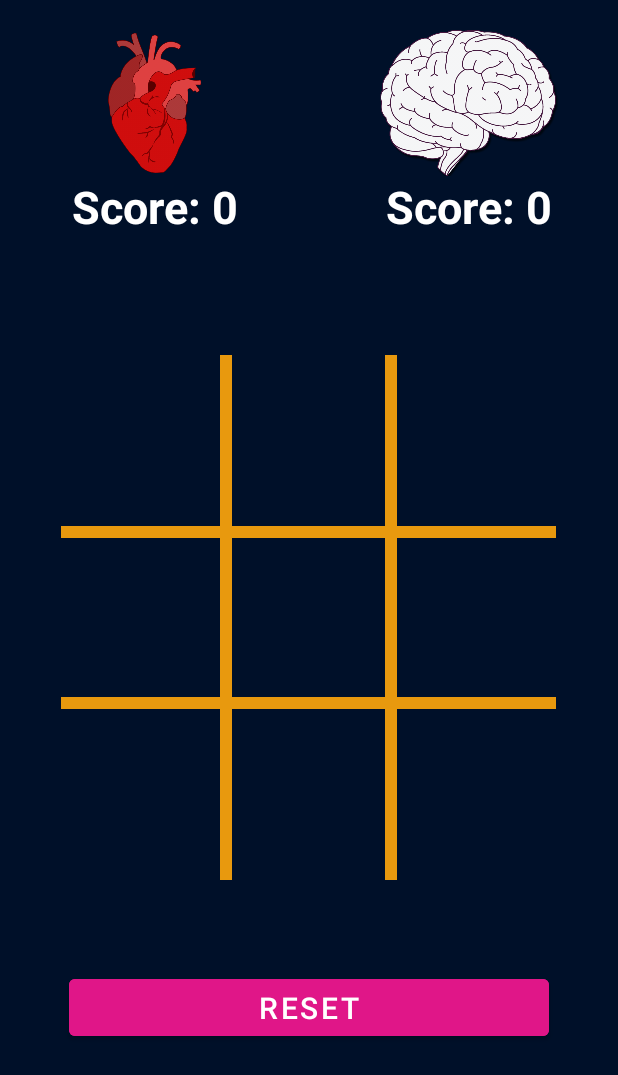
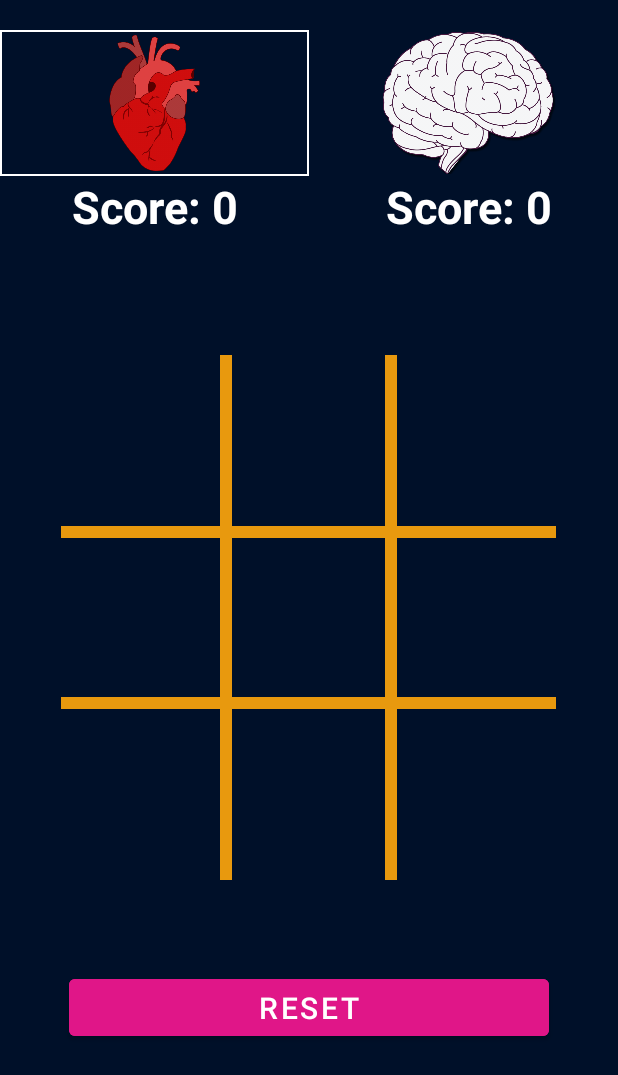
Before and after one commit to nastaran-motiee/tic-tac-toe, an Android app: the screen it shows after launch (MainActivity), on a phone screen of 412 x 824 dp. Shown: the top 1075 px of the screen. Run offline under Robolectric (Android 15) with nearby library versions, the phone set to English and light mode, and no system bars.

Commit message:
5th commit

```diff
--- a/app/src/main/res/layout/activity_main.xml
+++ b/app/src/main/res/layout/activity_main.xml
@@ -18,11 +18,25 @@
 
         >
 
-        <ImageView
-            android:id="@+id/imageView4"
+        <FrameLayout
+            android:id="@+id/HeartBorder"
             android:layout_width="match_parent"
-            android:layout_height="97dp"
-            app:srcCompat="@drawable/cross" />
+            android:layout_height="97dp">
+
+            <FrameLayout
+                android:layout_width="match_parent"
+                android:layout_height="match_parent"
+                android:layout_margin="1dp"
+                android:background="#001029">
+
+                <ImageView
+                    android:id="@+id/imageView4"
+                    android:layout_width="wrap_content"
+                    android:layout_height="wrap_content"
+                    app:srcCompat="@drawable/cross" />
+            </FrameLayout>
+        </FrameLayout>
+
 
         <TextView
             android:id="@+id/ScoreX"
@@ -45,12 +59,28 @@
         android:layout_marginTop="20dp"
         android:layout_marginBottom="10dp"
         android:orientation="vertical">
-
-        <ImageView
-            android:id="@+id/imageView5"
+        <FrameLayout
+            android:id="@+id/BrainBorder"
             android:layout_width="match_parent"
             android:layout_height="97dp"
-            app:srcCompat="@drawable/circle"/>
+            android:background="#001029">
+
+            <FrameLayout
+                android:layout_width="match_parent"
+                android:layout_height="match_parent"
+                android:layout_margin="1dp"
+                android:background="#001029">
+
+                <ImageView
+                    android:id="@+id/imageView5"
+                    android:layout_width="wrap_content"
+                    android:layout_height="wrap_content"
+                    app:srcCompat="@drawable/circle"/>
+            </FrameLayout>
+        </FrameLayout>
+
+
+
 
         <TextView
             android:id="@+id/ScoreO"
```
Also changed, not shown: app/src/main/java/com/example/tictactoe/MainActivity.java (+60 -2 lines).
